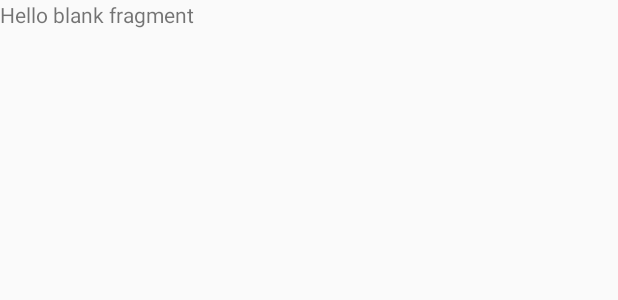
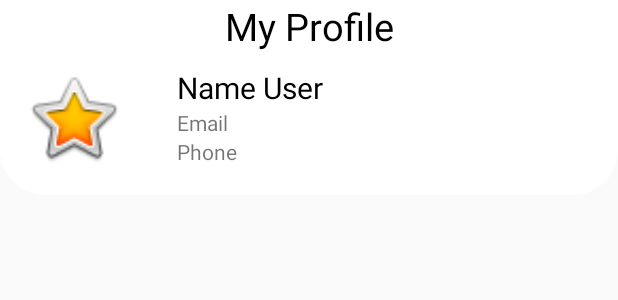
Before and after one commit to mhmoud100/Restaurant_App, an Android app: the layout fragment_profile.xml on its own in the app's theme, with its tools: preview values and no code run, on a phone screen of 412 x 824 dp. Shown: the top 300 px of the screen. Run offline under Robolectric (Android 15) with nearby library versions, the phone set to English and light mode, and no system bars.

Commit message:
profile commit

```diff
--- a/app/src/main/java/com/resturant_app/User.java
+++ b/app/src/main/java/com/resturant_app/User.java
@@ -37,4 +37,8 @@ public class User {
     public void setOrders(ArrayList<Cart> orders) {
         this.orders = orders;
     }
+
+    public void addtoCart(Cart cart){this.carts.add(cart);}
+
+    public void addtoOrder(Cart cart){this.orders.add(cart);}
 }
--- /dev/null
+++ b/app/src/main/res/drawable/bot_corner_container.xml
@@ -0,0 +1,6 @@
+<?xml version="1.0" encoding="utf-8"?>
+<shape xmlns:android="http://schemas.android.com/apk/res/android">
+    <solid android:color="@color/white"/>
+    <corners android:bottomLeftRadius="30dp"
+        android:bottomRightRadius="30dp"/>
+</shape>
--- a/app/src/main/res/drawable/ic_alarm_clock.xml
+++ b/app/src/main/res/drawable/ic_alarm_clock.xml
@@ -1,6 +1,6 @@
 <vector xmlns:android="http://schemas.android.com/apk/res/android"
-    android:width="512dp"
-    android:height="512dp"
+    android:width="20dp"
+    android:height="20dp"
     android:viewportWidth="512.012"
     android:viewportHeight="512.012">
   <path
--- a/app/src/main/res/drawable/ic_star.xml
+++ b/app/src/main/res/drawable/ic_star.xml
@@ -1,6 +1,6 @@
 <vector xmlns:android="http://schemas.android.com/apk/res/android"
-    android:width="512dp"
-    android:height="512dp"
+    android:width="20dp"
+    android:height="20dp"
     android:viewportWidth="512"
     android:viewportHeight="512">
   <path
--- a/app/src/main/res/layout/fragment_profile.xml
+++ b/app/src/main/res/layout/fragment_profile.xml
@@ -1,14 +1,72 @@
 <?xml version="1.0" encoding="utf-8"?>
 <FrameLayout xmlns:android="http://schemas.android.com/apk/res/android"
+    xmlns:app="http://schemas.android.com/apk/res-auto"
     xmlns:tools="http://schemas.android.com/tools"
     android:layout_width="match_parent"
     android:layout_height="match_parent"
     tools:context=".ProfileFragment">
 
-    <!-- TODO: Update blank fragment layout -->
-    <TextView
+    <LinearLayout
         android:layout_width="match_parent"
-        android:layout_height="match_parent"
-        android:text="@string/hello_blank_fragment" />
+        android:layout_height="130dp"
+        android:orientation="vertical"
+        android:background="@drawable/bot_corner_container"
+        >
 
+        <TextView
+            android:id="@+id/textView3"
+            android:layout_width="match_parent"
+            android:layout_height="wrap_content"
+            android:gravity="center"
+            android:text="My Profile"
+            android:layout_marginBottom="10dp"
+            android:textColor="@color/black"
+            android:textSize="25dp" />
+
+        <LinearLayout
+            android:layout_width="match_parent"
+            android:layout_height="match_parent"
+            android:orientation="horizontal"
+
+            >
+
+
+            <ImageView
+                android:id="@+id/imageView4"
+                android:layout_width="215dp"
+                android:layout_height="68dp"
+                android:layout_marginRight="20dp"
+                android:layout_weight="1"
+                android:src="@android:drawable/btn_star_big_on" />
+
+            <LinearLayout
+                android:layout_width="match_parent"
+                android:layout_height="71dp"
+                android:layout_weight="1"
+                android:orientation="vertical">
+
+                <TextView
+                    android:id="@+id/joUserName1"
+                    android:layout_width="match_parent"
+                    android:layout_height="wrap_content"
+                    android:text="Name User"
+                    android:textSize="20dp"
+                    android:textColor="@color/black"
+
+                    />
+
+                <TextView
+                    android:id="@+id/joEmail"
+                    android:layout_width="match_parent"
+                    android:layout_height="wrap_content"
+                    android:text="Email" />
+
+                <TextView
+                    android:id="@+id/joPhone"
+                    android:layout_width="match_parent"
+                    android:layout_height="wrap_content"
+                    android:text="Phone" />
+            </LinearLayout>
+        </LinearLayout>
+    </LinearLayout>
 </FrameLayout>
```
Also changed, not shown: app/src/main/java/com/resturant_app/ProfileFragment.java (+12 -1 lines), app/src/main/java/com/resturant_app/SinglePageApp.java (+17 -10 lines), app/src/main/res/layout/activity_single_page_app.xml (+61 -8 lines).
